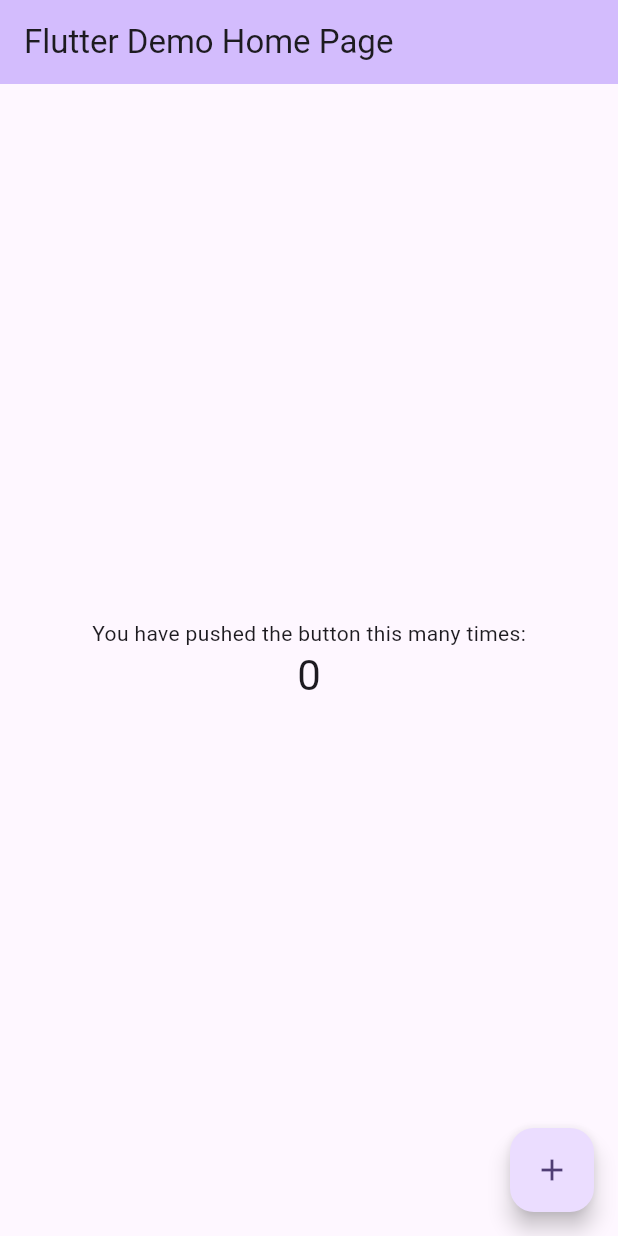
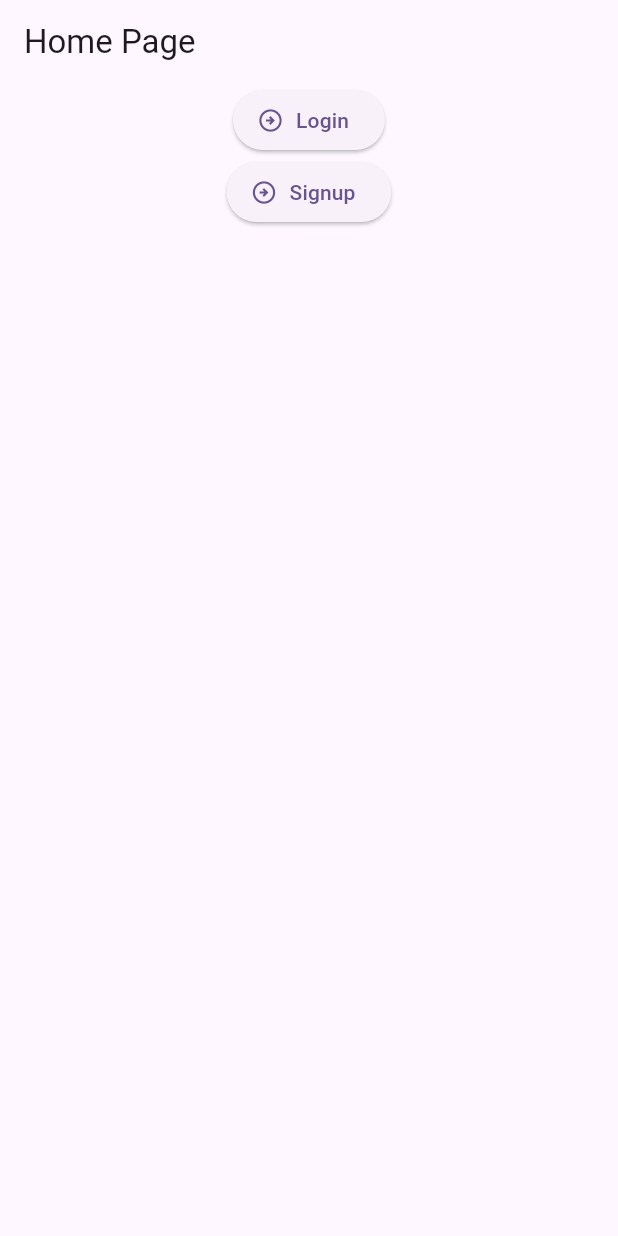
Before and after one commit to Hawkbawk/knucklebones, a Flutter app: the screen it shows after launch, on a phone screen of 412 x 824 dp. Run offline on Flutter 3.47's test engine with Material 2 defaults, Android fonts, the phone set to English and light mode, and no system bars; our stand-ins replace firebase_auth, firebase_core, flutter_form_builder, flutter_hooks, flutter_riverpod, form_builder_validators and 2 more; accounts and stored records are empty; generated files the repository leaves out were written again.

Commit message:
Add basic login and signup screens
I'll make these looks nicer and actually work with firebase in a little
bit.

```diff
--- a/analysis_options.yaml
+++ b/analysis_options.yaml
@@ -8,6 +8,10 @@
 # The following line activates a set of recommended lints for Flutter apps,
 # packages, and plugins designed to encourage good coding practices.
 include: package:flutter_lints/flutter.yaml
+
+analyzer:
+  plugins:
+    - custom_lint
 
 linter:
   # The lint rules applied to this project can be customized in the
@@ -24,6 +28,5 @@ linter:
   rules:
     # avoid_print: false  # Uncomment to disable the `avoid_print` rule
     # prefer_single_quotes: true  # Uncomment to enable the `prefer_single_quotes` rule
-
 # Additional information about this file can be found at
 # https://dart.dev/guides/language/analysis-options
--- a/lib/main.dart
+++ b/lib/main.dart
@@ -2,6 +2,8 @@
 import 'package:flutter/foundation.dart';
 import 'package:flutter/material.dart';
 import 'package:firebase_core/firebase_core.dart';
+import 'package:flutter_riverpod/flutter_riverpod.dart';
+import './router.dart';
 import './firebase_options.dart';
 
 void main() async {
@@ -10,7 +12,7 @@
   if (kDebugMode) {
     await FirebaseAuth.instance.useAuthEmulator("localhost", 9099);
   }
-  runApp(const MyApp());
+  runApp(const ProviderScope(child: MyApp()));
 }
 
 class MyApp extends StatelessWidget {
@@ -19,7 +21,7 @@
   // This widget is the root of your application.
   @override
   Widget build(BuildContext context) {
-    return MaterialApp(
+    return MaterialApp.router(
       title: 'Flutter Demo',
       theme: ThemeData(
         // This is the theme of your application.
@@ -40,95 +42,7 @@
         colorScheme: ColorScheme.fromSeed(seedColor: Colors.deepPurple),
         useMaterial3: true,
       ),
-      home: const MyHomePage(title: 'Flutter Demo Home Page'),
+      routerConfig: router,
     );
   }
 }
-
-class MyHomePage extends StatefulWidget {
-  const MyHomePage({super.key, required this.title});
-
-  // This widget is the home page of your application. It is stateful, meaning
-  // that it has a State object (defined below) that contains fields that affect
-  // how it looks.
-
-  // This class is the configuration for the state. It holds the values (in this
-  // case the title) provided by the parent (in this case the App widget) and
-  // used by the build method of the State. Fields in a Widget subclass are
-  // always marked "final".
-
-  final String title;
-
-  @override
-  State<MyHomePage> createState() => _MyHomePageState();
-}
-
-class _MyHomePageState extends State<MyHomePage> {
-  int _counter = 0;
-
-  void _incrementCounter() {
-    setState(() {
-      // This call to setState tells the Flutter framework that something has
-      // changed in this State, which causes it to rerun the build method below
-      // so that the display can reflect the updated values. If we changed
-      // _counter without calling setState(), then the build method would not be
-      // called again, and so nothing would appear to happen.
-      _counter++;
-    });
-  }
-
-  @override
-  Widget build(BuildContext context) {
-    // This method is rerun every time setState is called, for instance as done
-    // by the _incrementCounter method above.
-    //
-    // The Flutter framework has been optimized to make rerunning build methods
-    // fast, so that you can just rebuild anything that needs updating rather
-    // than having to individually change instances of widgets.
-    return Scaffold(
-      appBar: AppBar(
-        // TRY THIS: Try changing the color here to a specific color (to
-        // Colors.amber, perhaps?) and trigger a hot reload to see the AppBar
-        // change color while the other colors stay the same.
-        backgroundColor: Theme.of(context).colorScheme.inversePrimary,
-        // Here we take the value from the MyHomePage object that was created by
-        // the App.build method, and use it to set our appbar title.
-        title: Text(widget.title),
-      ),
-      body: Center(
-        // Center is a layout widget. It takes a single child and positions it
-        // in the middle of the parent.
-        child: Column(
-          // Column is also a layout widget. It takes a list of children and
-          // arranges them vertically. By default, it sizes itself to fit its
-          // children horizontally, and tries to be as tall as its parent.
-          //
-          // Column has various properties to control how it sizes itself and
-          // how it positions its children. Here we use mainAxisAlignment to
-          // center the children vertically; the main axis here is the vertical
-          // axis because Columns are vertical (the cross axis would be
-          // horizontal).
-          //
-          // TRY THIS: Invoke "debug painting" (choose the "Toggle Debug Paint"
-          // action in the IDE, or press "p" in the console), to see the
-          // wireframe for each widget.
-          mainAxisAlignment: MainAxisAlignment.center,
-          children: <Widget>[
-            const Text(
-              'You have pushed the button this many times:',
-            ),
-            Text(
-              '$_counter',
-              style: Theme.of(context).textTheme.headlineMedium,
-            ),
-          ],
-        ),
-      ),
-      floatingActionButton: FloatingActionButton(
-        onPressed: _incrementCounter,
-        tooltip: 'Increment',
-        child: const Icon(Icons.add),
-      ), // This trailing comma makes auto-formatting nicer for build methods.
-    );
-  }
-}
--- /dev/null
+++ b/lib/router.dart
@@ -0,0 +1,36 @@
+import 'package:flutter/material.dart';
+import 'package:go_router/go_router.dart';
+import 'package:knucklebones/screens/auth/login_page.dart';
+import 'package:knucklebones/screens/auth/signup_page.dart';
+import 'package:knucklebones/screens/home_page.dart';
+
+final router = GoRouter(routes: [
+  GoRoute(
+      path: "/",
+      name: "home",
+      builder: (context, state) => Scaffold(
+          appBar: AppBar(
+            title: const Text("Home Page"),
+          ),
+          body: const HomePage()),
+      routes: [
+        GoRoute(
+          name: "login",
+          path: "login",
+          builder: (context, state) => Scaffold(
+              appBar: AppBar(
+                title: const Text("Login"),
+              ),
+              body: const LoginPage()),
+        ),
+        GoRoute(
+          name: "signup",
+          path: "signup",
+          builder: (context, state) => Scaffold(
+              appBar: AppBar(
+                title: const Text("Signup"),
+              ),
+              body: const SignupPage()),
+        )
+      ]),
+], initialLocation: "/");
--- /dev/null
+++ b/lib/screens/home_page.dart
@@ -0,0 +1,23 @@
+import 'package:flutter/material.dart';
+import 'package:flutter_riverpod/flutter_riverpod.dart';
+import 'package:go_router/go_router.dart';
+
+class HomePage extends ConsumerWidget {
+  const HomePage({super.key});
+
+  @override
+  Widget build(BuildContext context, WidgetRef ref) {
+    return Center(
+      child: Column(children: [
+        ElevatedButton.icon(
+            onPressed: () => context.pushNamed("login"),
+            icon: const Icon(Icons.arrow_circle_right_outlined),
+            label: const Text("Login")),
+        ElevatedButton.icon(
+            onPressed: () => context.pushNamed("signup"),
+            icon: const Icon(Icons.arrow_circle_right_outlined),
+            label: const Text("Signup"))
+      ]),
+    );
+  }
+}
```
Also changed, not shown: lib/providers/auth_provider.dart (added, +15 -0 lines), lib/screens/auth/login_page.dart (added, +55 -0 lines), lib/screens/auth/signup_page.dart (added, +85 -0 lines), pubspec.yaml (+14 -0 lines), lib/providers/auth_provider.g.dart (added), pubspec.lock, 3 other files.
